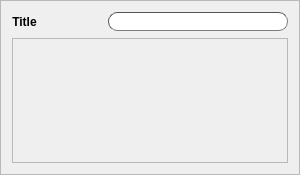
Old version of the form ui/scroller.ui in the repository iceanimations/customui.
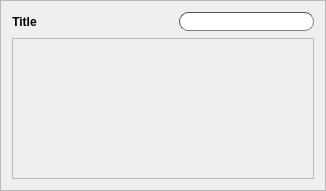
New version of the form.

Commit message: fixed height/width restrictions removed from all widgets and splitter added to explorer.ui

```diff
--- a/ui/scroller.ui
+++ b/ui/scroller.ui
@@ -6,19 +6,19 @@
    <rect>
     <x>0</x>
     <y>0</y>
-    <width>300</width>
-    <height>175</height>
+    <width>326</width>
+    <height>191</height>
    </rect>
   </property>
   <property name="minimumSize">
    <size>
-    <width>300</width>
+    <width>0</width>
     <height>0</height>
    </size>
   </property>
   <property name="maximumSize">
    <size>
-    <width>300</width>
+    <width>16777215</width>
     <height>16777215</height>
    </size>
   </property>
@@ -67,7 +67,7 @@
       <widget class="QLineEdit" name="searchBox">
        <property name="minimumSize">
         <size>
-         <width>180</width>
+         <width>0</width>
          <height>0</height>
         </size>
        </property>
@@ -105,8 +105,8 @@
        <rect>
         <x>0</x>
         <y>0</y>
-        <width>278</width>
-        <height>125</height>
+        <width>304</width>
+        <height>141</height>
        </rect>
       </property>
       <property name="sizePolicy">
```
The commit also changes 2 other files.
